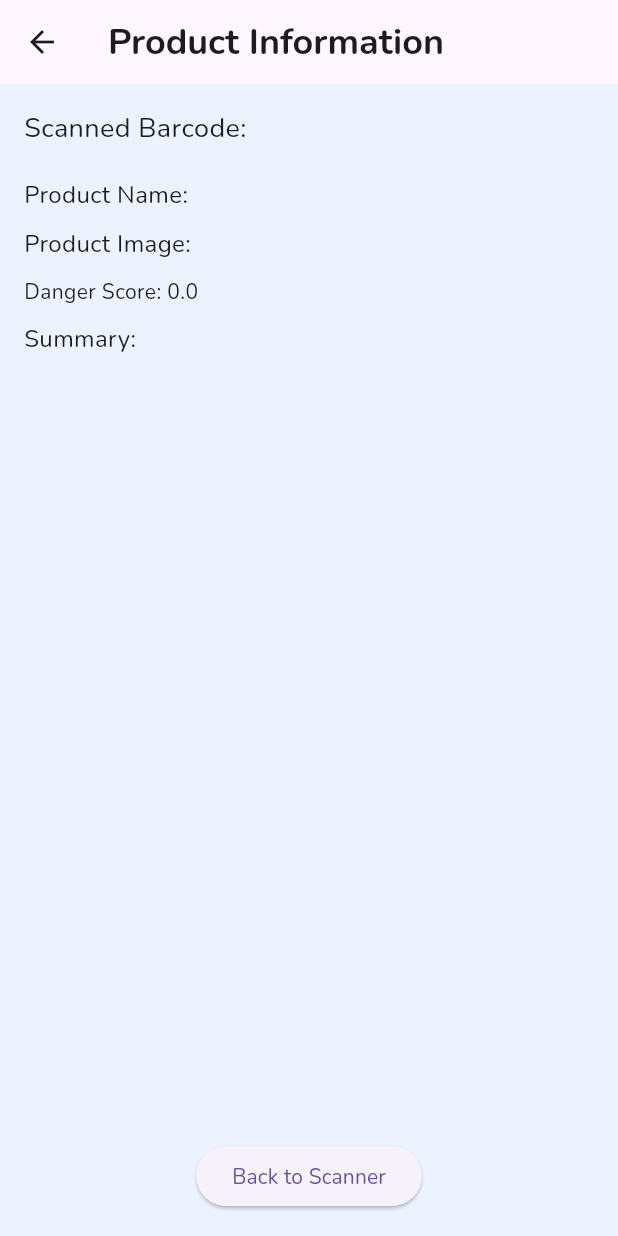
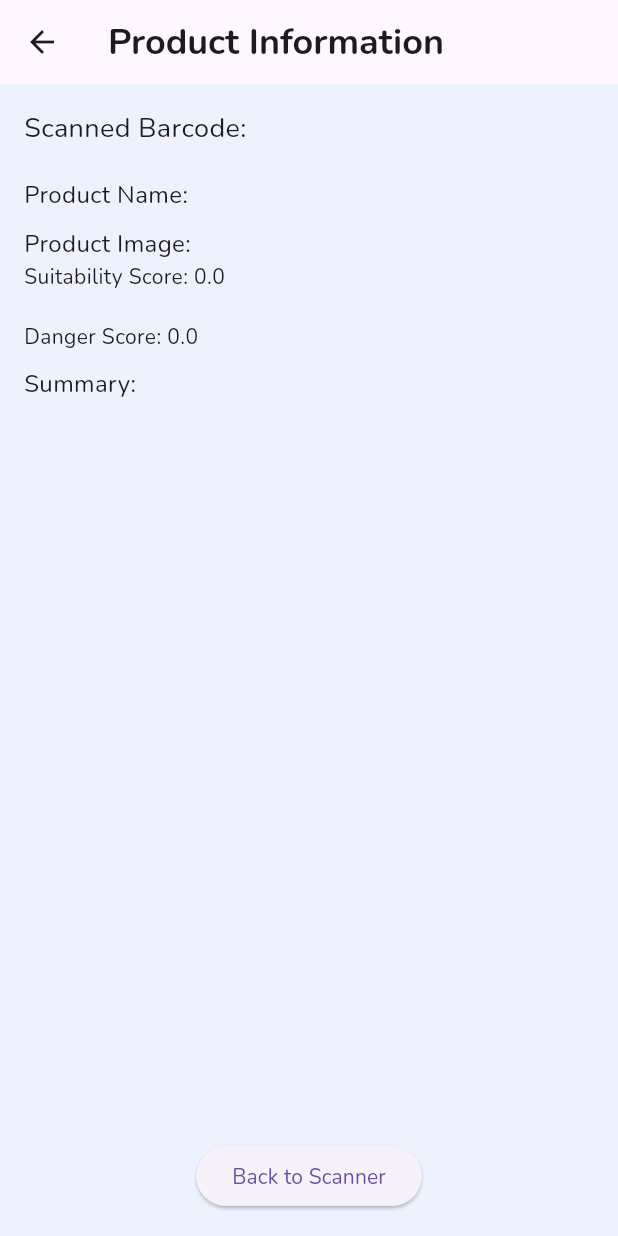
Before and after one commit to HackED-2025/Glow-Know, a Flutter app: the ProductInfoPage screen opened directly with empty values, on a phone screen of 412 x 824 dp. Run offline on Flutter 3.47's test engine with Material 3 defaults, Android fonts, the phone set to English and light mode, and no system bars; our stand-ins replace flutter_svg, shared_preferences; missing offline and left inert: mobile_scanner, snapping_sheet; accounts and stored records are empty; statements that could not run were skipped.

Commit message:
Add suitability score

```diff
--- a/glow_know/lib/models/product.dart
+++ b/glow_know/lib/models/product.dart
@@ -1,7 +1,7 @@
 class Product {
   final String productName;
   final double productScore;
-  final double productEnvironmentScore;
+  final double productHealthScore;
   final String productType;
   final String ingredientsList;
   final String ingredientsListSummary;
@@ -12,7 +12,7 @@ class Product {
     required this.productName,
     required this.productImage,
     required this.productScore,
-    required this.productEnvironmentScore,
+    required this.productHealthScore,
     required this.productType,
     required this.ingredientsList,
     required this.ingredientsListSummary,
@@ -23,7 +23,7 @@ class Product {
     'productName': productName,
     'productImage': productImage,
     'productScore': productScore,
-    'productEnvironmentScore': productEnvironmentScore,
+    'productHealthScore': productHealthScore,
     'productType': productType,
     'ingredientsList': ingredientsList,
     'ingredientsListSummary': ingredientsListSummary,
@@ -34,7 +34,7 @@ class Product {
     productName: json['productName'],
     productImage: json['productImage'],
     productScore: json['productScore'],
-    productEnvironmentScore: json['productEnvironmentScore'],
+    productHealthScore: json['productHealthScore'],
     productType: json['productType'],
     ingredientsList: json['ingredientsList'],
     ingredientsListSummary: json['ingredientsListSummary'],
--- a/glow_know/lib/screens/product_info_page.dart
+++ b/glow_know/lib/screens/product_info_page.dart
@@ -27,9 +27,13 @@ class ProductInfoPage extends StatelessWidget {
             ),
             const SizedBox(height: 10),
             Text('Product Image: ${product.productImage}', style: TextStyle(fontSize: 16)),
+            Text(
+              'Suitability Score: ${product.productScore}',
+            ),
+            const SizedBox(height: 10),
             const SizedBox(height: 10),
             Text(
-              'Danger Score: ${product.productScore}',
+              'Danger Score: ${product.productHealthScore}',
             ),
             const SizedBox(height: 10),
             Text(
```
Also changed, not shown: glow_know/lib/screens/camera_page.dart (+18 -9 lines).
